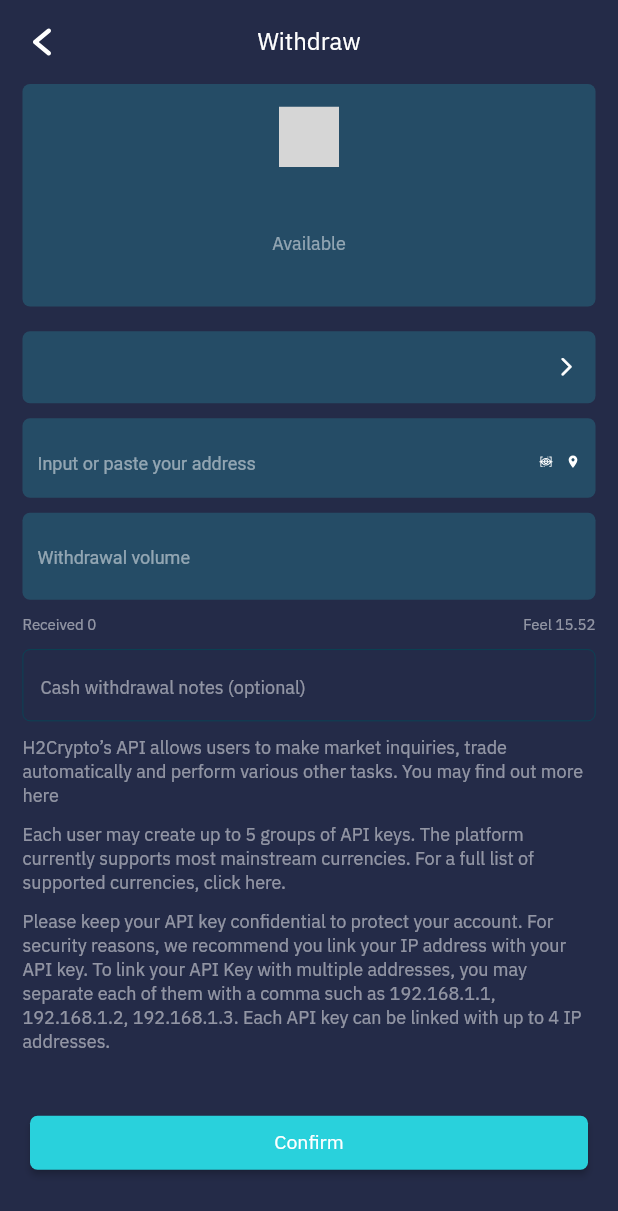
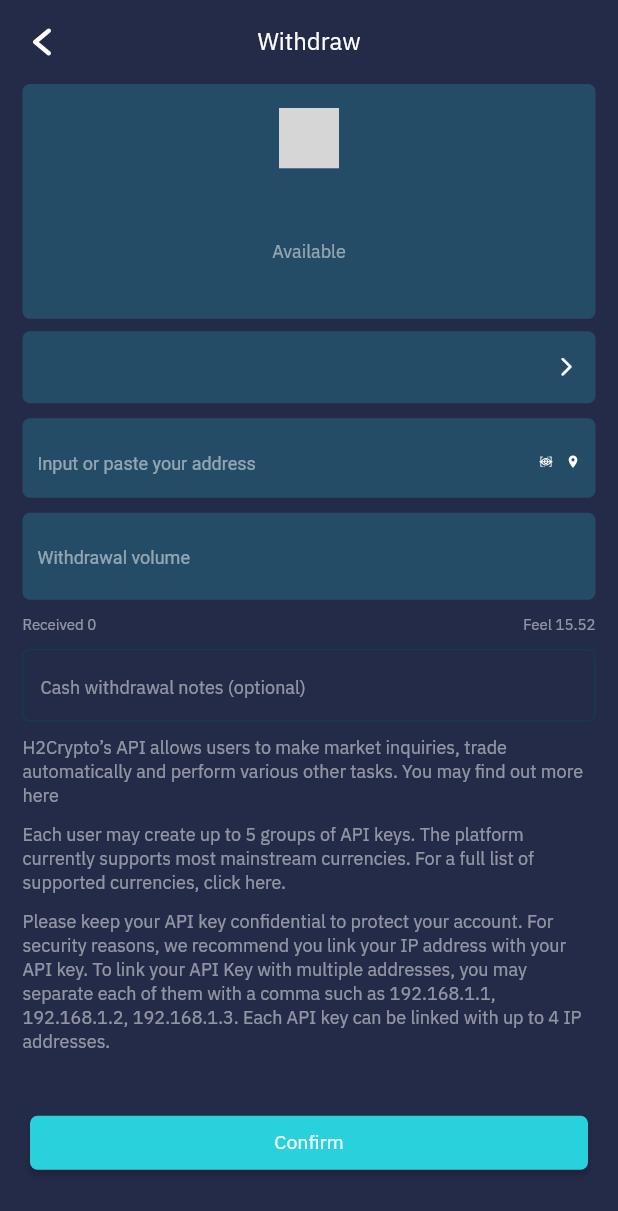
Before and after one commit to manoharantechie/h2_crypto, a Flutter app: the WithDraw screen opened directly with empty values, on a phone screen of 412 x 824 dp. Shown: the top 1211 px of the screen. Run offline on Flutter 3.47's test engine with Material 2 defaults, Android fonts, the phone set to English and light mode, and no system bars; our stand-ins replace awesome_snackbar_content, device_info_plus, flutter_html, flutter_svg, image_picker, modal_bottom_sheet and 4 more; missing offline and left inert: country_calling_code_picker, flutter_sim_country_code; accounts and stored records are empty; network calls fail; statements that could not run were skipped; project files that could hold a hidden picture were left out; grey boxes are pictures that could not be loaded.

Commit message:
changes_11-05-23-1

```diff
--- a/lib/screens/wallet/withdraw.dart
+++ b/lib/screens/wallet/withdraw.dart
@@ -93,7 +93,7 @@ class _WithDrawState extends State<WithDraw> {
                 Container(
                   padding: EdgeInsets.only(top: 15.0, bottom: 15.0),
                   width: MediaQuery.of(context).size.width,
-                  height: MediaQuery.of(context).size.height * 0.18,
+                  height: MediaQuery.of(context).size.height * 0.19,
                   decoration: BoxDecoration(
                     color: CustomTheme.of(context).buttonColor.withOpacity(0.2),
                     borderRadius: BorderRadius.all(
```
